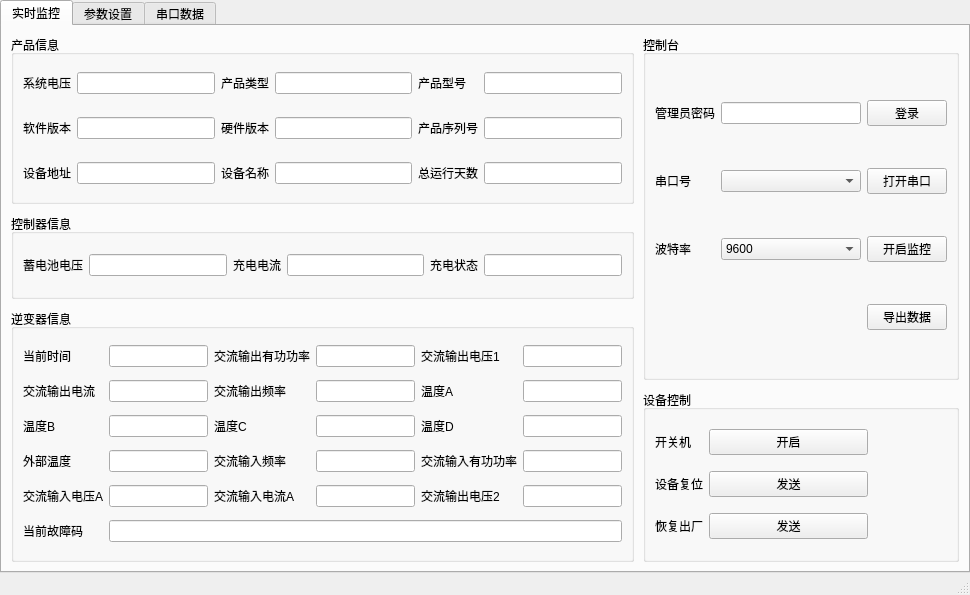
Old version of the form ui/pf_off_inverter_layout.ui in the repository xxxy-bit/SRNE_UP.
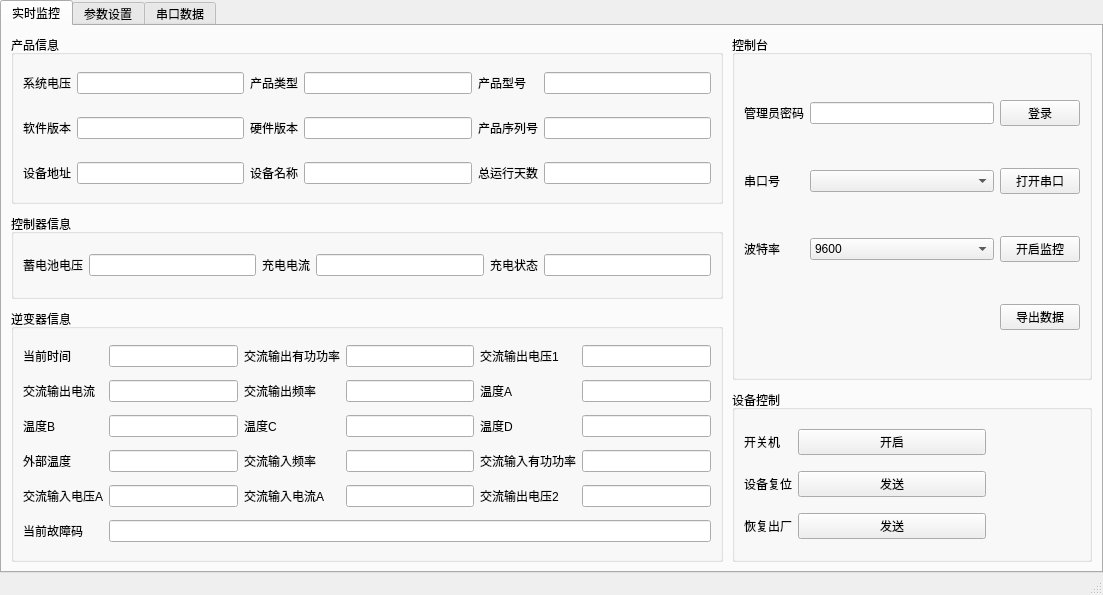
New version of the form.

```diff
--- a/ui/pf_off_inverter_layout.ui
+++ b/ui/pf_off_inverter_layout.ui
@@ -6,7 +6,7 @@
    <rect>
     <x>0</x>
     <y>0</y>
-    <width>970</width>
+    <width>1103</width>
     <height>595</height>
    </rect>
   </property>
```
Left out of the diff: 2 changed lines with no effect on the pictures.
